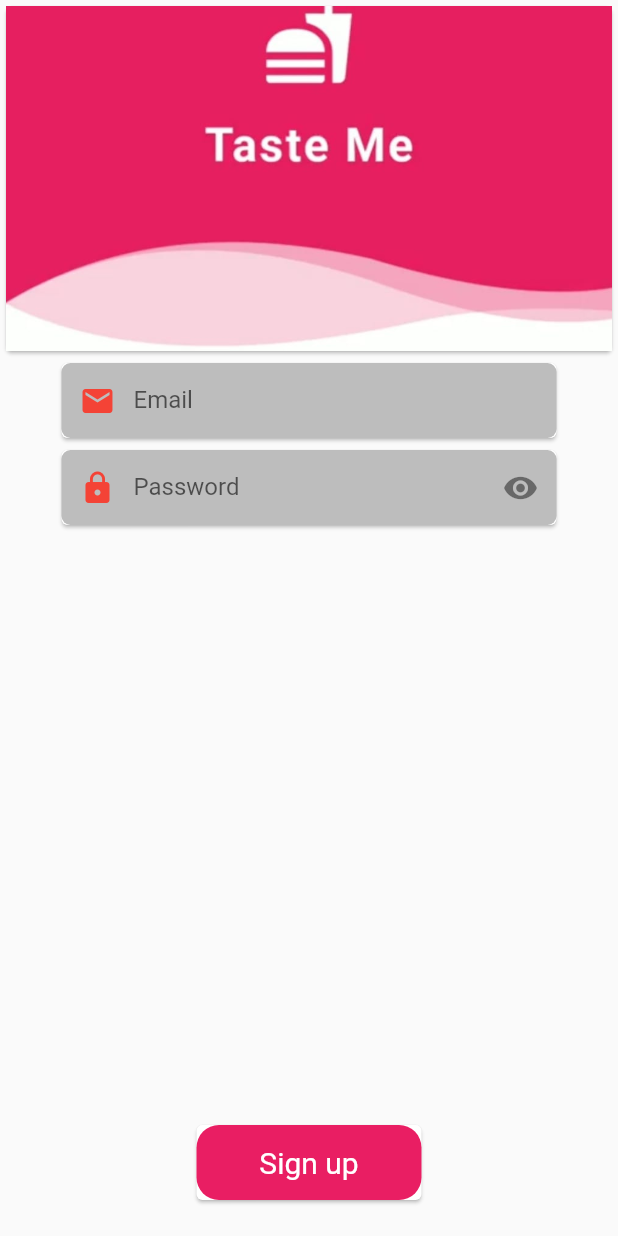
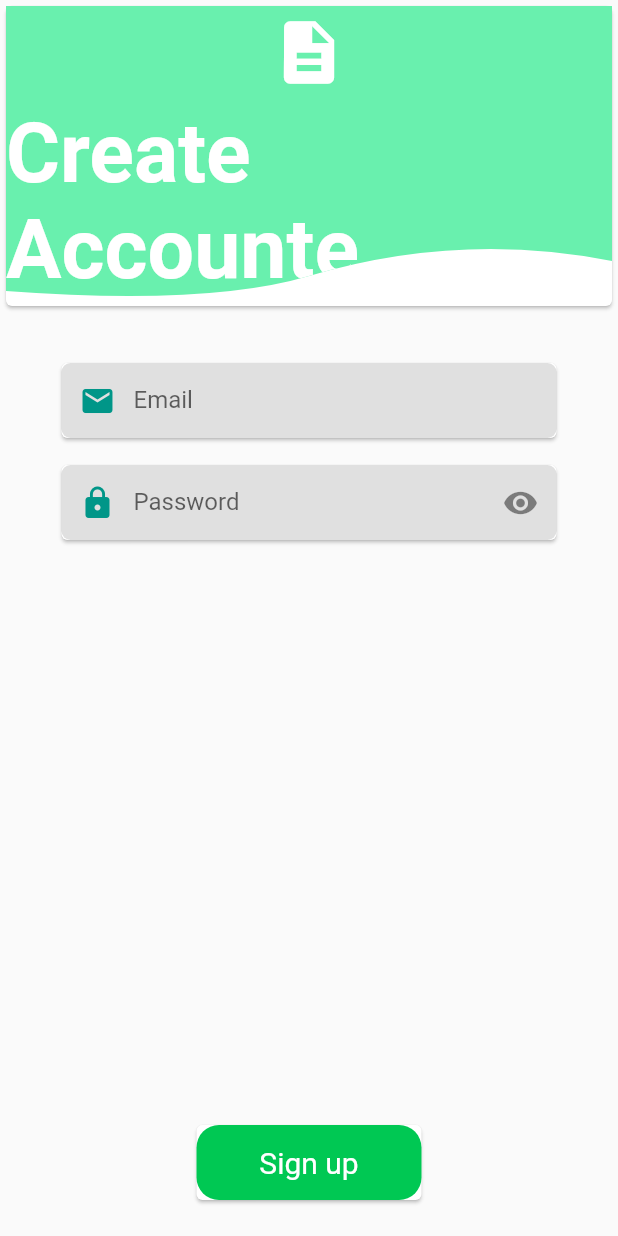
Before and after one commit to kartikhadiya09/Khatabook_App, a Flutter app: the screen it shows after launch, after a tap on "Sign Up", on a phone screen of 412 x 824 dp. Run offline on Flutter 3.47's test engine with Material 2 defaults, Android fonts, the phone set to English and light mode, and no system bars; our stand-ins replace firebase_auth, firebase_core, flutter_custom_clippers; accounts and stored records are empty; network calls fail.

Commit message:
ass 2 //- Note

```diff
--- a/lib/Create.dart
+++ b/lib/Create.dart
@@ -1,5 +1,6 @@
 import 'package:firebase_login/class/Auth.dart';
 import 'package:flutter/material.dart';
+import 'package:flutter_custom_clippers/flutter_custom_clippers.dart';
 
 class Create extends StatefulWidget {
   const Create({Key? key}) : super(key: key);
@@ -20,20 +21,35 @@ class _CreateState extends State<Create> {
           children: [
             Card(
               child: Container(
-                width: MediaQuery.of(context).size.width,
-                height: 230,
-                child: Image.asset(
-                  "assets/l1.jpg",
-                  fit: BoxFit.cover,
+                height: 200,
+
+                width: MediaQuery.of(context).size.height,
+                child:   ClipPath(
+                  clipper: WaveClipperOne(reverse: false),
+                  child: Container(
+                    height: 100,
+                    color: Colors.greenAccent,
+                    child: Column(
+                      mainAxisAlignment: MainAxisAlignment.center,
+                      children: [
+                        Icon(Icons.description,size: 50,color: Colors.white,),
+                        SizedBox(
+                          height: 10,
+                        ),
+                        Text("Create Accounte",style: TextStyle(fontSize: 55,fontWeight: FontWeight.bold,color: Colors.white),),
+                      ],
+                    ),
+                  ),
                 ),
               ),
             ),
+            SizedBox(height: 30,),
             Card(
               child: Container(
                 height: 50,
                 width: 330,
                 decoration: BoxDecoration(
-                    color: Colors.black26,
+                    color: Colors.black12,
                     borderRadius: BorderRadius.circular(6)),
                 alignment: Alignment.center,
                 child: Padding(
@@ -50,23 +66,24 @@ class _CreateState extends State<Create> {
                       hintText: 'abc123@gmail.com ',
                       label: Text("Email"),
                       // labelStyle: TextStyle(color: Colors.red),
-                      floatingLabelStyle: TextStyle(color: Colors.red),
+                      floatingLabelStyle: TextStyle(color: Colors.teal),
 
                       prefixIcon: Icon(
                         Icons.email,
-                        color: Colors.red,
+                        color: Colors.teal,
                       ),
                     ),
                   ),
                 ),
               ),
             ),
+            SizedBox(height: 10,),
             Card(
               child: Container(
                 height: 50,
                 width: 330,
                 decoration: BoxDecoration(
-                    color: Colors.black26,
+                    color: Colors.black12,
                     borderRadius: BorderRadius.circular(6)),
                 alignment: Alignment.center,
                 child: Padding(
@@ -100,11 +117,11 @@ class _CreateState extends State<Create> {
                       ),
                       label: Text("Password"),
                       // labelStyle: TextStyle(color: Colors.red),
-                      floatingLabelStyle: TextStyle(color: Colors.red),
+                      floatingLabelStyle: TextStyle(color: Colors.teal),
 
                       prefixIcon: Icon(
                         Icons.lock,
-                        color: Colors.red,
+                        color: Colors.teal,
                       ),
                     ),
                   ),
@@ -122,7 +139,7 @@ class _CreateState extends State<Create> {
                   height: 50,
                   width: 150,
                   decoration: BoxDecoration(
-                    color: Colors.pink,
+                    color: Colors.greenAccent.shade700,
                   borderRadius: BorderRadius.circular(15)
                   ),
                   child: Center(
--- a/lib/Login.dart
+++ b/lib/Login.dart
@@ -3,6 +3,7 @@ import 'dart:ui';
 import 'package:firebase_login/Create.dart';
 import 'package:firebase_login/class/Auth.dart';
 import 'package:flutter/material.dart';
+import 'package:flutter_custom_clippers/flutter_custom_clippers.dart';
 
 class Login extends StatefulWidget {
   const Login({Key? key}) : super(key: key);
@@ -22,13 +23,26 @@ class _LoginState extends State<Login> {
         body: Stack(
           children: [
             Container(
-              height: 300,
+              height: 250,
 
               width: MediaQuery.of(context).size.height,
-              child: Image.asset(
-                "assets/l1.jpg",
-                fit: BoxFit.cover,
+            child:   ClipPath(
+              clipper: WaveClipperOne(reverse: false),
+              child: Container(
+                height: 120,
+                color: Colors.greenAccent,
+                child: Column(
+                  mainAxisAlignment: MainAxisAlignment.center,
+                  children: [
+                    Icon(Icons.description,size: 50,color: Colors.white,),
+                    SizedBox(
+                      height: 10,
+                    ),
+                Text("Log In",style: TextStyle(fontSize: 65,fontWeight: FontWeight.bold,color: Colors.white),),
+                  ],
+                ),
               ),
+            ),
             ),
             Container(
               alignment: Alignment.center,
@@ -42,7 +56,7 @@ class _LoginState extends State<Login> {
                     height: 50,
                     width: 330,
                     decoration: BoxDecoration(
-                        color: Colors.black26,
+                        color: Colors.black12,
                         borderRadius: BorderRadius.circular(20)),
                     alignment: Alignment.center,
                     child: Padding(
@@ -59,11 +73,11 @@ class _LoginState extends State<Login> {
                           hintText: 'abc123@gmail.com ',
                           label: Text("Email"),
                           // labelStyle: TextStyle(color: Colors.red),
-                          floatingLabelStyle: TextStyle(color: Colors.red),
+                          floatingLabelStyle: TextStyle(color: Colors.teal),
 
                           prefixIcon: Icon(
                             Icons.email,
-                            color: Colors.red,
+                            color: Colors.teal,
                           ),
                         ),
                       ),
@@ -76,7 +90,7 @@ class _LoginState extends State<Login> {
                     height: 50,
                     width: 330,
                     decoration: BoxDecoration(
-                        color: Colors.black26,
+                        color: Colors.black12,
                         borderRadius: BorderRadius.circular(20)),
                     alignment: Alignment.center,
                     child: Padding(
@@ -109,11 +123,11 @@ class _LoginState extends State<Login> {
                           ),
                           label: Text("Password"),
                           // labelStyle: TextStyle(color: Colors.red),
-                          floatingLabelStyle: TextStyle(color: Colors.red),
+                          floatingLabelStyle: TextStyle(color: Colors.teal),
 
                           prefixIcon: Icon(
                             Icons.lock,
-                            color: Colors.red,
+                            color: Colors.teal,
                           ),
                         ),
                       ),
@@ -140,7 +154,7 @@ class _LoginState extends State<Login> {
                       height: 50,
                       width: 280,
                       decoration: BoxDecoration(
-                          color: Colors.pinkAccent,
+                          color: Colors.greenAccent,
                           borderRadius: BorderRadius.circular(25)
                       ),
                       child: Center(
@@ -159,7 +173,7 @@ class _LoginState extends State<Login> {
                         onTap: (){
                        Navigator.pushNamed(context,  'Create');
                         },
-                          child: Text("Sign Up",style: TextStyle(fontSize: 15,color: Colors.red),)),
+                          child: Text("Sign Up",style: TextStyle(fontSize: 15,color: Colors.green),)),
 
                     ],
                   ),
--- a/lib/main.dart
+++ b/lib/main.dart
@@ -43,15 +43,17 @@ class _SplashState extends State<Splash> {
   Widget build(BuildContext context) {
     chek();
     return Scaffold(
-      backgroundColor: Colors.pinkAccent,
+      backgroundColor: Colors.greenAccent,
       body: Container(
         alignment: Alignment.center,
         child: Column(
           mainAxisAlignment: MainAxisAlignment.center,
           children: [
-            Icon(Icons.fastfood,size: 80,color: Colors.white,),
+            Icon(Icons.description,size: 80,color: Colors.white,),
             SizedBox(height: 15,),
-            Text("Taste Me",style: TextStyle(fontSize: 35,letterSpacing: 1,fontWeight: FontWeight.bold,color: Colors.white),)
+            Text("Note Keeper",style: TextStyle(fontSize: 35,letterSpacing: 1,fontWeight: FontWeight.bold,color: Colors.white),),
+            SizedBox(height: 15,),
+
           ],
         ),
       ),
--- a/pubspec.yaml
+++ b/pubspec.yaml
@@ -37,6 +37,8 @@ dependencies:
   firebase_auth: ^3.3.20
   firebase_core: ^1.17.1
   google_sign_in: ^5.3.3
+  flutter_custom_clippers: ^2.0.0
+  intl: ^0.17.0
 
 dev_dependencies:
   flutter_test:
```
Also changed, not shown: lib/Home.dart (+62 -36 lines), pubspec.lock.
